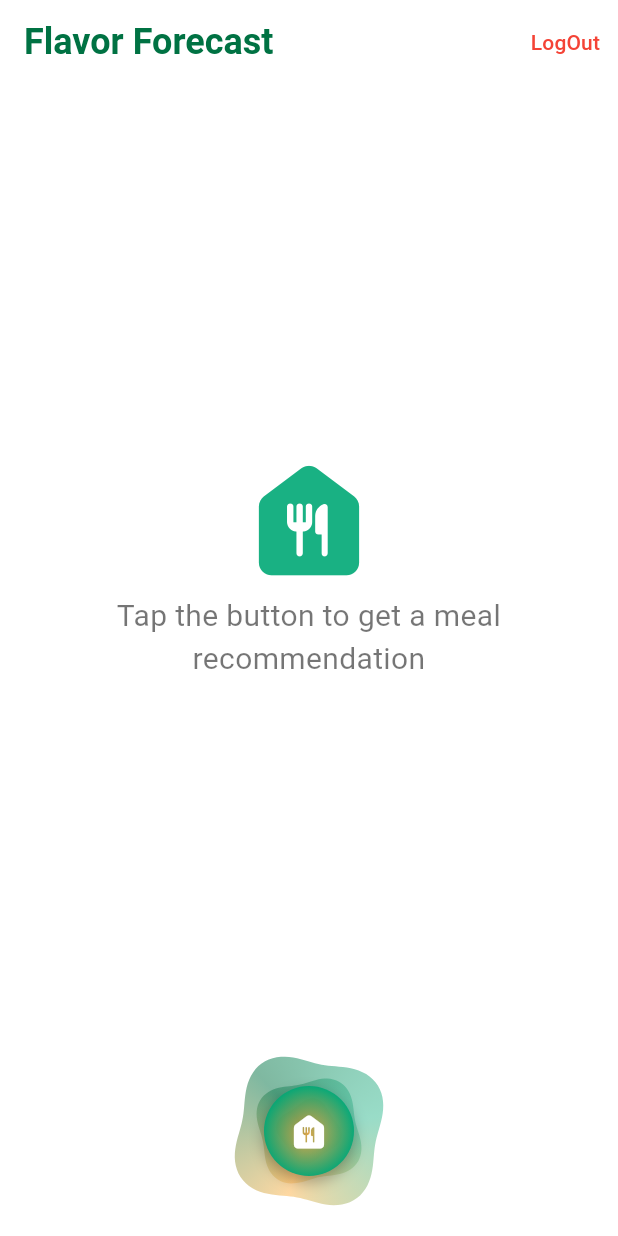
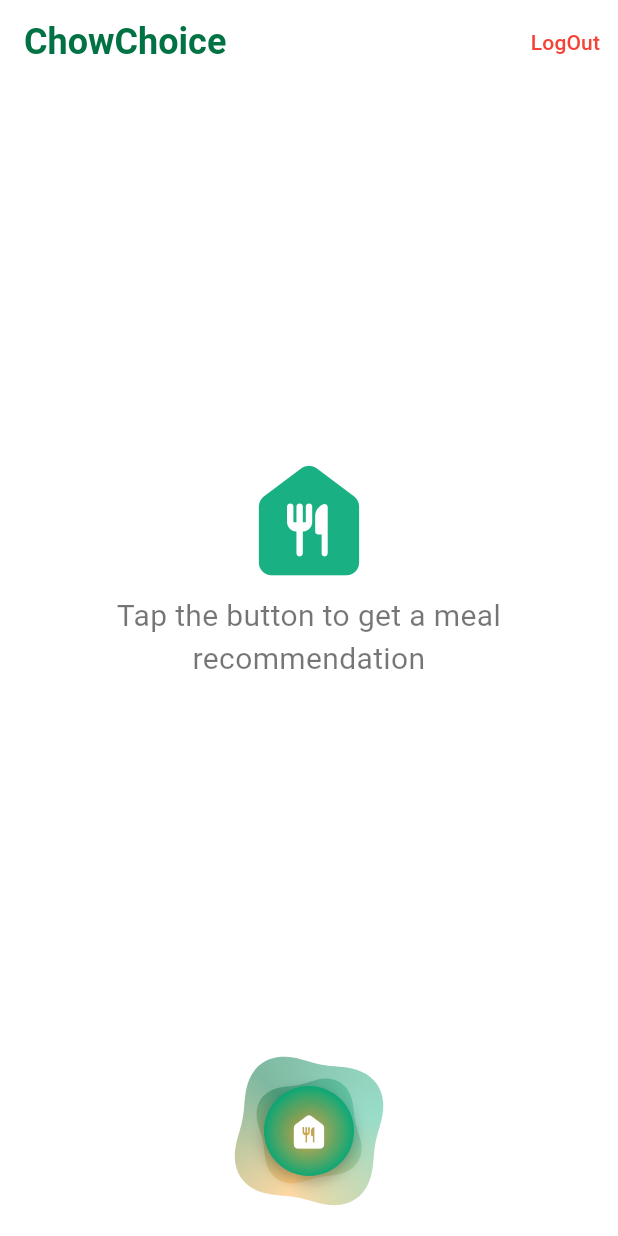
Before and after one commit to Sylvester-git/food_prediction_app, a Flutter app: the HomePage screen opened directly, on a phone screen of 412 x 824 dp. Run offline on Flutter 3.47's test engine with Material 3 defaults, Android fonts, the light colour scheme and no system bars; our stand-ins replace bloc, dartz, dio, equatable, flutter_bloc, get_it and 3 more; accounts and stored records are empty; statements that could not run were skipped; project files that could hold a hidden picture were left out.

Commit message:
feat: Update app label from "Flavr Forcast" to "ChowChoice" in AndroidManifest and HomePage

```diff
--- a/lib/features/home.dart
+++ b/lib/features/home.dart
@@ -18,7 +18,7 @@ class HomePage extends StatelessWidget {
     return Scaffold(
       appBar: AppBar(
         title: const Text(
-          'Flavor Forecast',
+          'ChowChoice',
           style: TextStyle(fontSize: 24, fontWeight: FontWeight.bold),
         ),
         actions: [
```
Also changed, not shown: 1 other file.
